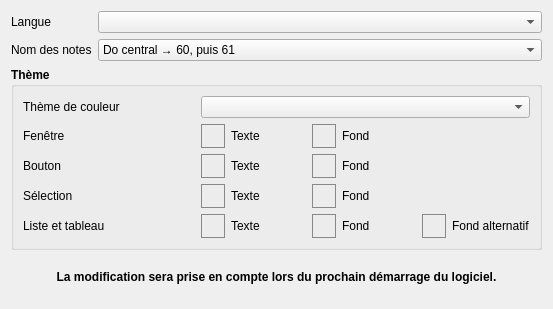
Old version of the form sources/context/interface/configsectioninterface.ui in the repository davy7125/polyphone.
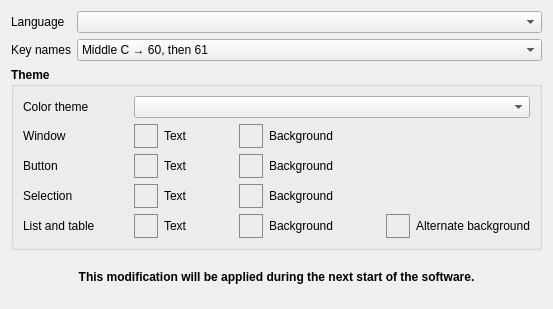
New version of the form.

The edit to the form file:
```diff
--- a/sources/context/interface/configsectioninterface.ui
+++ b/sources/context/interface/configsectioninterface.ui
@@ -25,7 +25,7 @@
         </font>
        </property>
        <property name="text">
-        <string>Langue</string>
+        <string>Language</string>
        </property>
       </widget>
      </item>
@@ -44,7 +44,7 @@
         </font>
        </property>
        <property name="text">
-        <string>Nom des notes</string>
+        <string>Key names</string>
        </property>
       </widget>
      </item>
@@ -64,7 +64,7 @@
        </property>
        <item>
         <property name="text">
-         <string>Do central → 60, puis 61</string>
+         <string>Middle C → 60, then 61</string>
         </property>
        </item>
        <item>
@@ -123,7 +123,7 @@
       </font>
      </property>
      <property name="title">
-      <string>Thème</string>
+      <string>Theme</string>
      </property>
      <property name="flat">
       <bool>true</bool>
@@ -229,7 +229,7 @@
          </font>
         </property>
         <property name="text">
-         <string>Sélection</string>
+         <string>Selection</string>
         </property>
        </widget>
       </item>
@@ -242,7 +242,7 @@
          </font>
         </property>
         <property name="text">
-         <string>Fond alternatif</string>
+         <string>Alternate background</string>
         </property>
        </widget>
       </item>
@@ -289,7 +289,7 @@
          </font>
         </property>
         <property name="text">
-         <string>Texte</string>
+         <string>Text</string>
         </property>
        </widget>
       </item>
@@ -302,7 +302,7 @@
          </font>
         </property>
         <property name="text">
-         <string>Fenêtre</string>
+         <string>Window</string>
         </property>
        </widget>
       </item>
@@ -315,7 +315,7 @@
          </font>
         </property>
         <property name="text">
-         <string>Texte</string>
+         <string>Text</string>
         </property>
        </widget>
       </item>
@@ -328,7 +328,7 @@
          </font>
         </property>
         <property name="text">
-         <string>Texte</string>
+         <string>Text</string>
         </property>
        </widget>
       </item>
@@ -341,7 +341,7 @@
          </font>
         </property>
         <property name="text">
-         <string>Fond</string>
+         <string>Background</string>
         </property>
        </widget>
       </item>
@@ -354,7 +354,7 @@
          </font>
         </property>
         <property name="text">
-         <string>Fond</string>
+         <string>Background</string>
         </property>
        </widget>
       </item>
@@ -398,7 +398,7 @@
          </font>
         </property>
         <property name="text">
-         <string>Fond</string>
+         <string>Background</string>
         </property>
        </widget>
       </item>
@@ -411,7 +411,7 @@
          </font>
         </property>
         <property name="text">
-         <string>Bouton</string>
+         <string>Button</string>
         </property>
        </widget>
       </item>
@@ -582,7 +582,7 @@
          </font>
         </property>
         <property name="text">
-         <string>Fond</string>
+         <string>Background</string>
         </property>
        </widget>
       </item>
@@ -595,7 +595,7 @@
          </font>
         </property>
         <property name="text">
-         <string>Texte</string>
+         <string>Text</string>
         </property>
        </widget>
       </item>
@@ -621,7 +621,7 @@
          </font>
         </property>
         <property name="text">
-         <string>Thème de couleur</string>
+         <string>Color theme</string>
         </property>
        </widget>
       </item>
@@ -644,7 +644,7 @@
          </font>
         </property>
         <property name="text">
-         <string>Liste et tableau</string>
+         <string>List and table</string>
         </property>
        </widget>
       </item>
@@ -660,7 +660,7 @@
       </font>
      </property>
      <property name="text">
-      <string>La modification sera prise en compte lors du prochain démarrage du logiciel.</string>
+      <string>This modification will be applied during the next start of the software.</string>
      </property>
      <property name="alignment">
       <set>Qt::AlignCenter</set>
```
Left out of the diff: 12 changed lines with no effect on the pictures.
